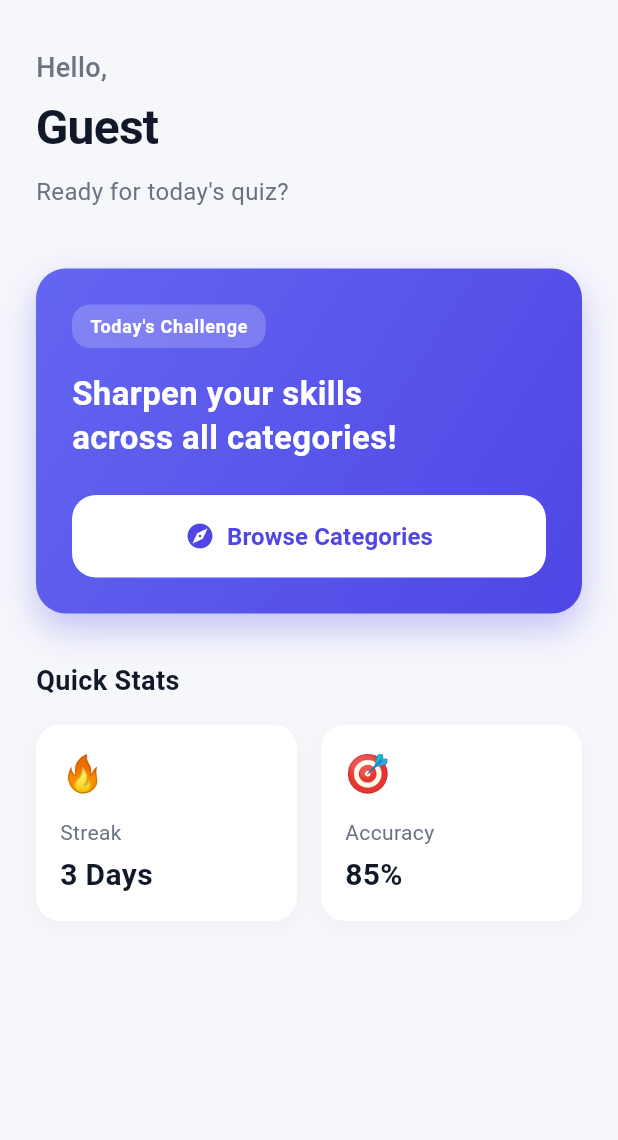
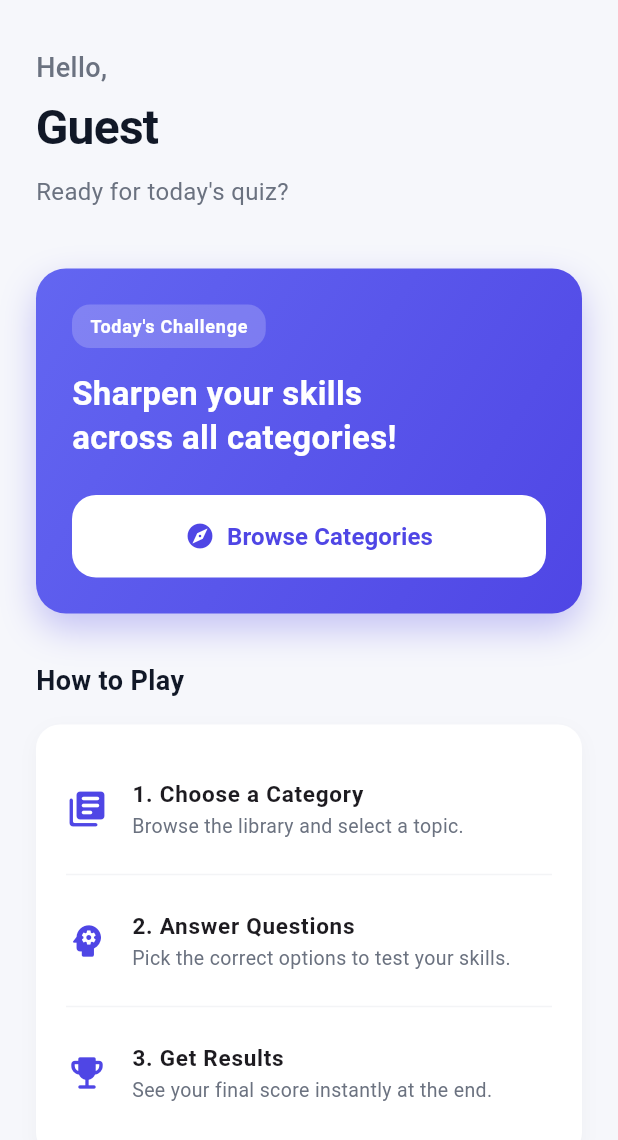
Before and after one commit to shariyardurjoy/QuizVerse-App, a Flutter app: the HomeScreen screen opened directly, on a phone screen of 412 x 824 dp. Shown: the top 1140 px of the screen. Run offline on Flutter 3.47's test engine with Material 3 defaults, Android fonts, the phone set to English and light mode, and no system bars; our stand-ins replace firebase_auth, firebase_core, google_sign_in; accounts and stored records are empty; generated files the repository leaves out were written again.

Commit message:
Refactor CategoryScreen and HomeScreen to enhance UI and improve code structure

```diff
--- a/lib/presentation/screens/home/home_screen.dart
+++ b/lib/presentation/screens/home/home_screen.dart
@@ -141,10 +141,9 @@ class HomeScreen extends StatelessWidget {
 
               const SizedBox(height: 32),
 
-              // Optional: A small "Recent" or "Stats" placeholder header
-              // This makes the dashboard feel like a dashboard without needing extra API data
+              // 4. Honest & Helpful "How to Play" Section
               const Text(
-                'Quick Stats',
+                'How to Play',
                 style: TextStyle(
                   fontSize: 18,
                   fontWeight: FontWeight.bold,
@@ -153,30 +152,11 @@ class HomeScreen extends StatelessWidget {
               ),
               const SizedBox(height: 16),
 
-              Row(
-                children: [
-                  Expanded(
-                    child: _buildStatCard('🔥', 'Streak', '3 Days'),
-                  ),
-                  const SizedBox(width: 16),
-                  Expanded(
-                    child: _buildStatCard('🎯', 'Accuracy', '85%'),
-                  ),
-                ],
-              )
-            ],
-          ),
-        ),
-      ),
-    );
-  }
-
-  // Helper widget for fake stats to make the dashboard look complete
-  Widget _buildStatCard(String icon, String title, String value) {
-    return Container(
-      padding: const EdgeInsets.all(16),
+              Container(
+                width: double.infinity,
+                padding: const EdgeInsets.all(20),
                 decoration: BoxDecoration(
-        color: Colors.white, // Surface Rule: White cards on grey background
+                  color: Colors.white,
                   borderRadius: BorderRadius.circular(16),
                   boxShadow: [
                     BoxShadow(
@@ -186,29 +166,35 @@ class HomeScreen extends StatelessWidget {
                     ),
                   ],
                 ),
-      child: Column(
-        crossAxisAlignment: CrossAxisAlignment.start,
+                child: const Column(
                   children: [
-          Text(icon, style: const TextStyle(fontSize: 24)),
-          const SizedBox(height: 12),
-          Text(
-            title,
-            style: const TextStyle(
-              fontSize: 14,
-              color: Color(0xFF6B7280),
+                    ListTile(
+                      contentPadding: EdgeInsets.zero,
+                      leading: Icon(Icons.library_books_rounded, color: Color(0xFF4F46E5), size: 28),
+                      title: Text('1. Choose a Category', style: TextStyle(fontWeight: FontWeight.w600, fontSize: 15)),
+                      subtitle: Text('Browse the library and select a topic.', style: TextStyle(fontSize: 13, color: Color(0xFF6B7280))),
                     ),
+                    Divider(height: 16, color: Color(0xFFF3F4F6)),
+                    ListTile(
+                      contentPadding: EdgeInsets.zero,
+                      leading: Icon(Icons.psychology_rounded, color: Color(0xFF4F46E5), size: 28),
+                      title: Text('2. Answer Questions', style: TextStyle(fontWeight: FontWeight.w600, fontSize: 15)),
+                      subtitle: Text('Pick the correct options to test your skills.', style: TextStyle(fontSize: 13, color: Color(0xFF6B7280))),
                     ),
-          const SizedBox(height: 4),
-          Text(
-            value,
-            style: const TextStyle(
-              fontSize: 20,
-              fontWeight: FontWeight.bold,
-              color: Color(0xFF111827),
+                    Divider(height: 16, color: Color(0xFFF3F4F6)),
+                    ListTile(
+                      contentPadding: EdgeInsets.zero,
+                      leading: Icon(Icons.emoji_events_rounded, color: Color(0xFF4F46E5), size: 28),
+                      title: Text('3. Get Results', style: TextStyle(fontWeight: FontWeight.w600, fontSize: 15)),
+                      subtitle: Text('See your final score instantly at the end.', style: TextStyle(fontSize: 13, color: Color(0xFF6B7280))),
+                    ),
+                  ],
                 ),
               ),
             ],
           ),
+        ),
+      ),
     );
   }
 }
```
Also changed, not shown: lib/presentation/screens/category/category_screen.dart (+123 -79 lines). Lines whose indentation alone changed are shown as unchanged.
